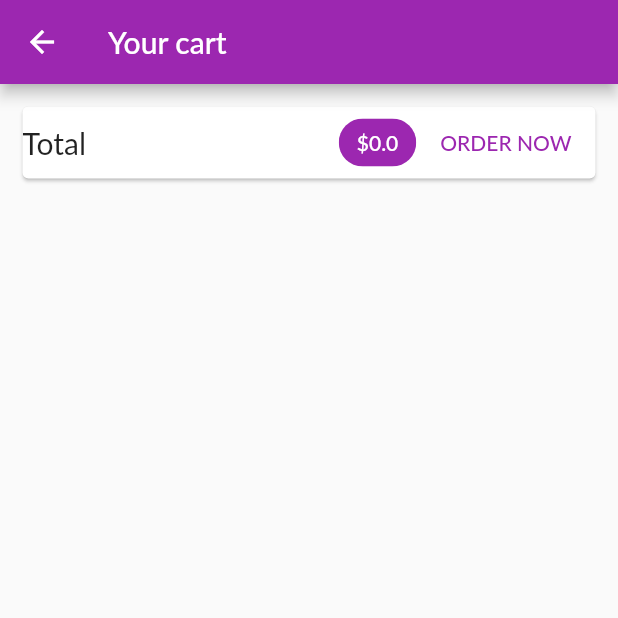
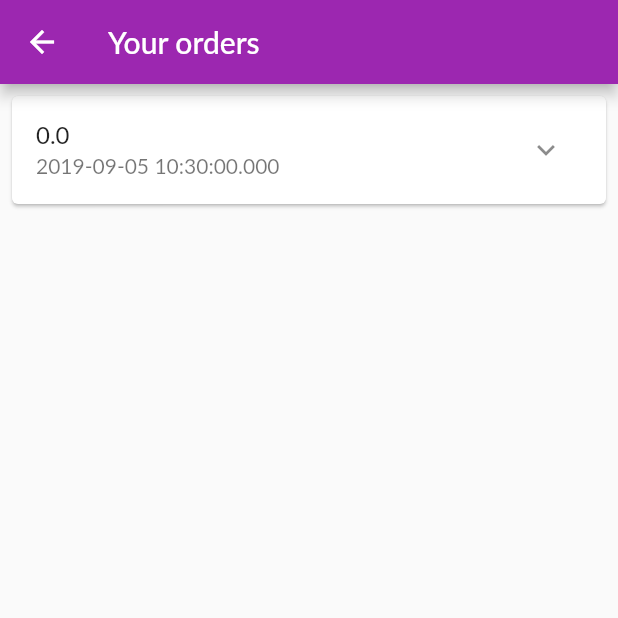
Before and after one commit to ruckuus/my_shop, a Flutter app: the CartScreen screen opened by its route, after a tap on "ORDER NOW", on a phone screen of 412 x 824 dp, the top half of it. Run offline on Flutter 3.47's test engine with Material 2 defaults, Android fonts, the phone set to English and light mode, and no system bars; network calls fail; Roboto replaces fonts that are missing (Lato).

Commit message:
Implement orders.

```diff
--- a/lib/main.dart
+++ b/lib/main.dart
@@ -1,7 +1,9 @@
 import 'package:flutter/material.dart';
+import 'package:my_shop/screens/orders_screen.dart';
 import 'package:provider/provider.dart';
 
 import './providers/cart.dart';
+import './providers/orders.dart';
 import './providers/products.dart';
 import './screens/cart_screen.dart';
 import './screens/product_detail_screen.dart';
@@ -18,7 +20,8 @@ class MyApp extends StatelessWidget {
     return MultiProvider(
       providers: [
         ChangeNotifierProvider.value(value: Products()),
-        ChangeNotifierProvider.value(value: Cart())
+        ChangeNotifierProvider.value(value: Cart()),
+        ChangeNotifierProvider.value(value: Orders())
       ],
       child: MaterialApp(
           title: 'Flutter Demo',
@@ -30,6 +33,7 @@ class MyApp extends StatelessWidget {
           routes: {
             ProductDetailScreen.routeName: (context) => ProductDetailScreen(),
             CartScreen.routeName: (context) => CartScreen(),
+            OrdersScreen.routeName: (context) => OrdersScreen(),
           }),
     );
   }
--- a/lib/providers/cart.dart
+++ b/lib/providers/cart.dart
@@ -66,4 +66,9 @@ class Cart with ChangeNotifier {
     _items.remove(productId);
     notifyListeners();
   }
+
+  void clearCart() {
+    _items = {};
+    notifyListeners();
+  }
 }
--- /dev/null
+++ b/lib/providers/orders.dart
@@ -0,0 +1,33 @@
+import 'package:flutter/foundation.dart';
+import 'package:my_shop/providers/cart.dart';
+
+class OrderItem {
+  final String id;
+  final double amount;
+  final List<CartItem> products;
+  final DateTime dateTime;
+
+  OrderItem(
+      {@required this.id,
+      @required this.amount,
+      @required this.products,
+      @required this.dateTime});
+}
+
+class Orders with ChangeNotifier {
+  List<OrderItem> _orders = [];
+  List<OrderItem> get orders {
+    return [..._orders];
+  }
+
+  void addOrder(List<CartItem> cartProducts, double total) {
+    _orders.insert(
+        0,
+        OrderItem(
+            id: DateTime.now().toString(),
+            amount: total,
+            products: cartProducts,
+            dateTime: DateTime.now()));
+    notifyListeners();
+  }
+}
--- a/lib/screens/cart_screen.dart
+++ b/lib/screens/cart_screen.dart
@@ -1,4 +1,6 @@
 import 'package:flutter/material.dart';
+import 'package:my_shop/providers/orders.dart';
+import 'package:my_shop/screens/orders_screen.dart';
 import 'package:provider/provider.dart';
 
 import '../providers/cart.dart' show Cart;
@@ -38,7 +40,12 @@ class CartScreen extends StatelessWidget {
                 ),
                 FlatButton(
                   child: Text('ORDER NOW'),
-                  onPressed: () {},
+                  onPressed: () {
+                    Provider.of<Orders>(context, listen: false).addOrder(
+                        cartData.items.values.toList(), cartData.totalAmount);
+                    cartData.clearCart();
+                    Navigator.of(context).pushNamed(OrdersScreen.routeName);
+                  },
                   textColor: Theme.of(context).primaryColor,
                 )
               ],
--- /dev/null
+++ b/lib/screens/orders_screen.dart
@@ -0,0 +1,24 @@
+import 'package:flutter/material.dart';
+import 'package:provider/provider.dart';
+
+import '../providers/orders.dart' show Orders;
+import '../widgets/order_item.dart';
+
+class OrdersScreen extends StatelessWidget {
+  static const routeName = '/orders';
+  @override
+  Widget build(BuildContext context) {
+    final ordersData = Provider.of<Orders>(context);
+    return Scaffold(
+      appBar: AppBar(
+        title: Text('Your orders'),
+      ),
+      body: ListView.builder(
+        itemBuilder: (ctx, idx) => OrderItem(
+          order: ordersData.orders[idx],
+        ),
+        itemCount: ordersData.orders.length,
+      ),
+    );
+  }
+}
--- a/lib/screens/product_detail_screen.dart
+++ b/lib/screens/product_detail_screen.dart
@@ -37,6 +37,7 @@ class ProductDetailScreen extends StatelessWidget {
                 foundProduct.description,
                 style: TextStyle(fontSize: 10),
                 textAlign: TextAlign.start,
+                softWrap: true,
               )
             ],
           ),
--- /dev/null
+++ b/lib/widgets/order_item.dart
@@ -0,0 +1,28 @@
+import 'package:flutter/material.dart';
+
+import '../providers/orders.dart' as ord;
+
+class OrderItem extends StatelessWidget {
+  final ord.OrderItem order;
+
+  const OrderItem({Key key, this.order}) : super(key: key);
+
+  @override
+  Widget build(BuildContext context) {
+    return Card(
+      margin: EdgeInsets.all(8),
+      child: Column(
+        children: <Widget>[
+          ListTile(
+            title: Text('${order.amount}'),
+            subtitle: Text('${order.dateTime}'),
+            trailing: IconButton(
+              icon: Icon(Icons.expand_more),
+              onPressed: () {},
+            ),
+          )
+        ],
+      ),
+    );
+  }
+}
```
